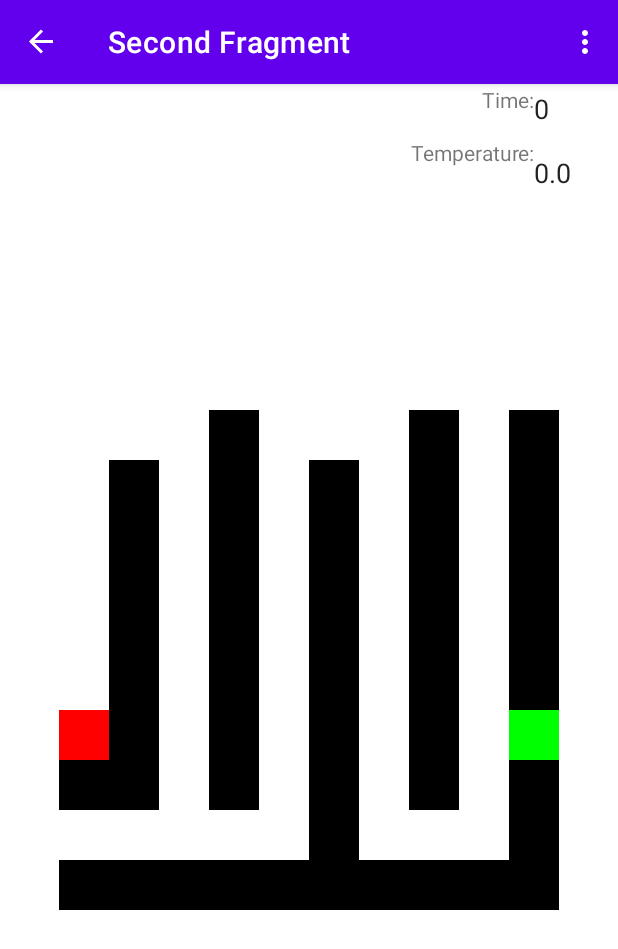
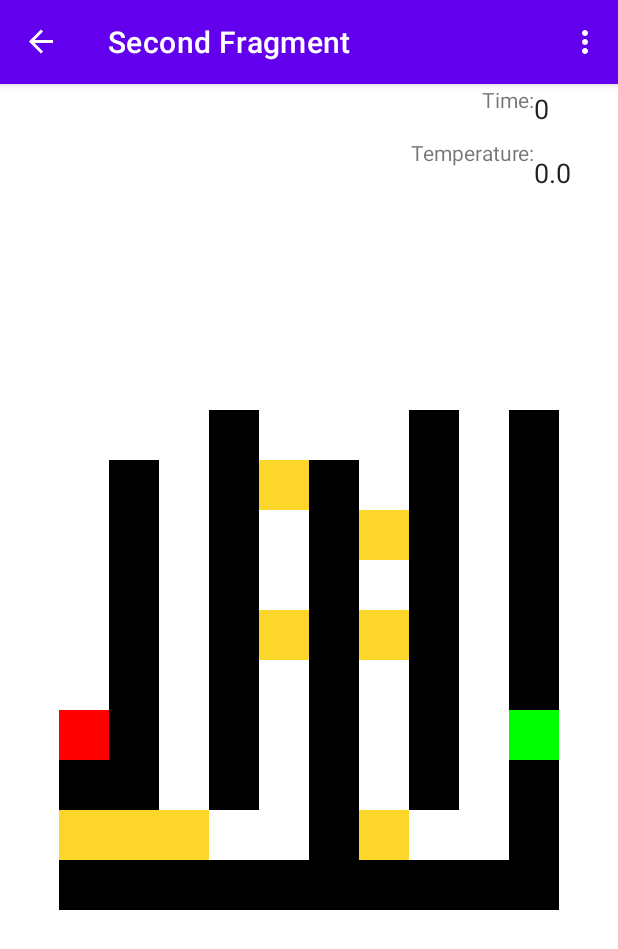
Before and after one commit to kueschallCarl/MUC2, an Android app: the SecondFragment screen opened through its navigation route, on a phone screen of 412 x 824 dp. Shown: the top 949 px of the screen. Run offline under Robolectric (Android 15) with nearby library versions, the phone set to English and light mode, and no system bars; our stand-ins replace navigation-ui; libraries missing offline, so code that uses them is left out: org.eclipse.paho; 13 statements that could not run were skipped.

Commit message:
mais appears now

```diff
--- a/Menu_Template/app/src/main/java/com/example/menu_template/GameLogic.java
+++ b/Menu_Template/app/src/main/java/com/example/menu_template/GameLogic.java
@@ -485,6 +485,8 @@ public class GameLogic implements MqttCallbackListener {
                     Log.d("Labyrinth", "Labyrinth before regen: " + Arrays.deepToString(this.labyrinth));
                     generateLabyrinth();
                 }
+                //place Mais in the finished labyrinth
+                placeMais(labyrinth);
             }
 
     private boolean hasAdjacentZeros(int x, int y) {
@@ -532,6 +534,22 @@ public class GameLogic implements MqttCallbackListener {
     }
 
 
+    public void placeMais(int[][] labyrinth) {
+        Random random = new Random();
+
+        for (int i = 0; i < size; i++) {
+            for (int j = 0; j < size; j++) {
+                if (labyrinth[i][j] == 0) {
+                    double chance = (35 - this.size) * 0.01;
+                    if (random.nextDouble() < chance) {
+                        labyrinth[i][j] = 6;
+                    }
+                }
+            }
+        }
+    }
+
+
 
     private void showAlert(String title, String message) {
         handler.post(new Runnable() {
--- a/Menu_Template/app/src/main/java/com/example/menu_template/SecondFragment.java
+++ b/Menu_Template/app/src/main/java/com/example/menu_template/SecondFragment.java
@@ -22,6 +22,7 @@ import com.example.menu_template.SettingsDatabase;
 import com.example.menu_template.SettingsFragment;
 import com.example.menu_template.databinding.FragmentSecondBinding;
 
+import java.util.Arrays;
 import java.util.concurrent.atomic.AtomicBoolean;
 
 public class SecondFragment extends Fragment {
@@ -105,6 +106,7 @@ public class SecondFragment extends Fragment {
 
 
     public void drawLabyrinth(int[][] labyrinth) {
+        Log.d("labyrinth in draw labyrinth", Arrays.deepToString(labyrinth));
         int cellSize = 50;
         int width = labyrinth.length * cellSize;
         int height = labyrinth[0].length * cellSize;
@@ -120,6 +122,9 @@ public class SecondFragment extends Fragment {
 
         Paint startPaint = new Paint();
         startPaint.setColor(ContextCompat.getColor(requireContext(), R.color.colorStart));
+
+        Paint maisPaint = new Paint();
+        maisPaint.setColor(ContextCompat.getColor(requireContext(), R.color.colorMais));
 
         Paint endPaint = new Paint();
         endPaint.setColor(ContextCompat.getColor(requireContext(), R.color.colorEnd));
@@ -144,6 +149,9 @@ public class SecondFragment extends Fragment {
                         break;
                     case 3:
                         canvas.drawRect(left, top, right, bottom, endPaint);
+                        break;
+                    case 6:
+                        canvas.drawRect(left, top, right, bottom, maisPaint);
                         break;
                 }
             }
--- a/Menu_Template/app/src/main/res/values/colors.xml
+++ b/Menu_Template/app/src/main/res/values/colors.xml
@@ -11,4 +11,5 @@
     <color name="colorWall">#000000</color>
     <color name="colorStart">#FF0000</color>
     <color name="colorEnd">#00FF00</color>
+    <color name="colorMais">#fcd62b</color>
 </resources>
```
